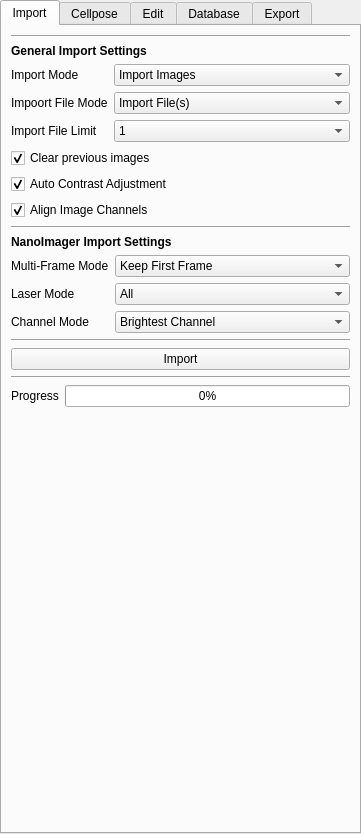
Old version of the form src/napari_akseg/akseg_ui.ui in the repository piedrro/napari-akseg.
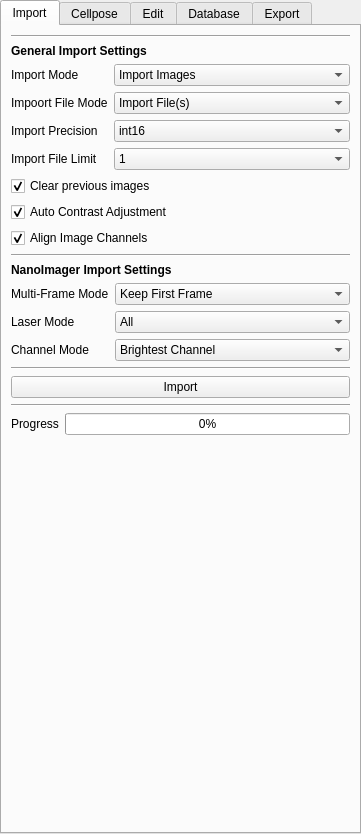
New version of the form.

What changed in the file:
```diff
--- a/src/napari_akseg/akseg_ui.ui
+++ b/src/napari_akseg/akseg_ui.ui
@@ -150,14 +150,14 @@
         </item>
        </widget>
       </item>
-      <item row="3" column="0">
+      <item row="4" column="0">
        <widget class="QLabel" name="import_limit_2">
         <property name="text">
          <string>Import File Limit</string>
         </property>
        </widget>
       </item>
-      <item row="3" column="1">
+      <item row="4" column="1">
        <widget class="QComboBox" name="import_limit">
         <item>
          <property name="text">
@@ -196,6 +196,40 @@
         </item>
        </widget>
       </item>
+      <item row="3" column="1">
+       <widget class="QComboBox" name="import_precision">
+        <property name="currentIndex">
+         <number>1</number>
+        </property>
+        <item>
+         <property name="text">
+          <string>int8</string>
+         </property>
+        </item>
+        <item>
+         <property name="text">
+          <string>int16</string>
+         </property>
+        </item>
+        <item>
+         <property name="text">
+          <string>int32</string>
+         </property>
+        </item>
+        <item>
+         <property name="text">
+          <string>native</string>
+         </property>
+        </item>
+       </widget>
+      </item>
+      <item row="3" column="0">
+       <widget class="QLabel" name="label_21">
+        <property name="text">
+         <string>Import Precision</string>
+        </property>
+       </widget>
+      </item>
      </layout>
     </item>
     <item>
```
